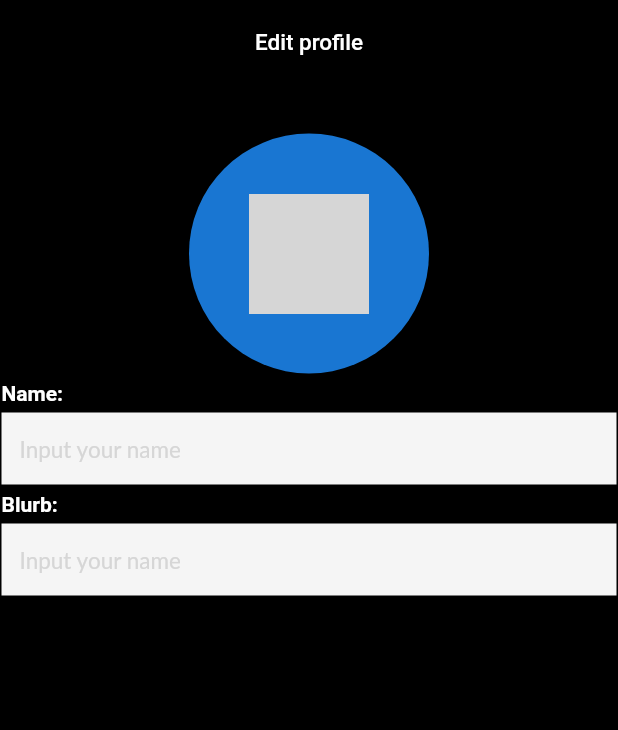
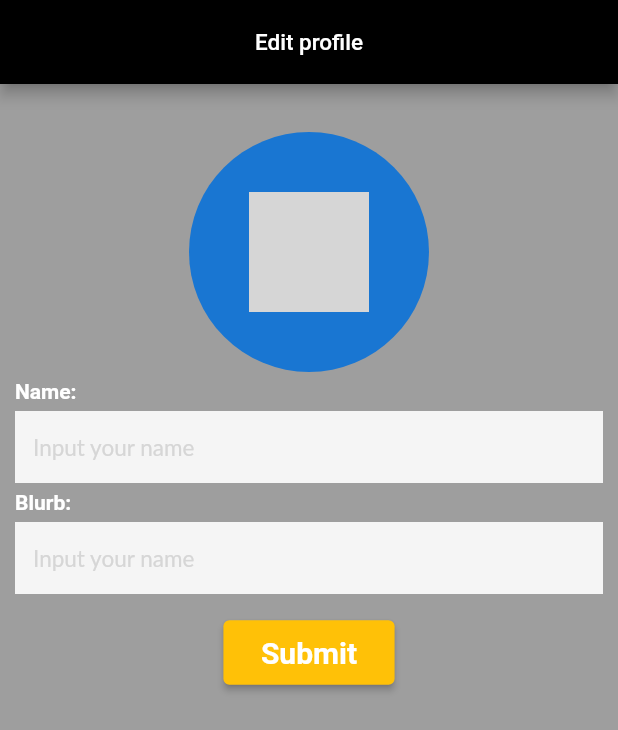
Before and after one commit to olu-damilare/boardroomone_hackathon_frontend, a Flutter app: the screen it shows after launch, on a phone screen of 412 x 824 dp. Shown: the top 730 px of the screen. Run offline on Flutter 3.47's test engine with Material 2 defaults, Android fonts, the phone set to English and light mode, and no system bars; our stand-ins replace hexcolor, image_picker; Roboto replaces fonts that are missing (Lato); grey boxes are pictures that could not be loaded.

Commit message:
added features

```diff
--- a/lib/components/imageUpload.dart
+++ b/lib/components/imageUpload.dart
@@ -19,7 +19,7 @@ class _HomeScreenState extends State<HomeScreen>{
   @override
   Widget build(BuildContext context) {
     return Scaffold(
-      backgroundColor: Colors.black,
+      backgroundColor: Colors.grey,
       appBar: AppBar(
         backgroundColor: Colors.black,
         title: Text(
@@ -33,7 +33,7 @@ class _HomeScreenState extends State<HomeScreen>{
         centerTitle: true,
       ),
       body: Padding(
-        padding: const EdgeInsets.all(1.0),
+        padding: const EdgeInsets.symmetric(vertical: 0, horizontal: 10.0),
         child: Column(
           children: <Widget>[
             SizedBox(
@@ -95,16 +95,21 @@ class _HomeScreenState extends State<HomeScreen>{
             SizedBox(height: 5),
             buildTextFormField(
                 'blurb', 15, FontWeight.w400, 'Input your name'),
-            SizedBox(height: 5),
+            SizedBox(height: 15),
         ]
             ),
             Column(
               crossAxisAlignment: CrossAxisAlignment.end,
               children: [
-                RaisedButton(
-                  onPressed: null,
-                  child: Text("submit"),
-                  color: Colors.amber,
+                ElevatedButton(
+                  child: Text('Submit'),
+                  onPressed: () {},
+                  style: ElevatedButton.styleFrom(
+                      primary: Colors.amber,
+                      padding: EdgeInsets.symmetric(horizontal: 25, vertical: 10),
+                      textStyle: TextStyle(
+                          fontSize: 20,
+                          fontWeight: FontWeight.bold)),
                 ),
               ],
             ),
```
